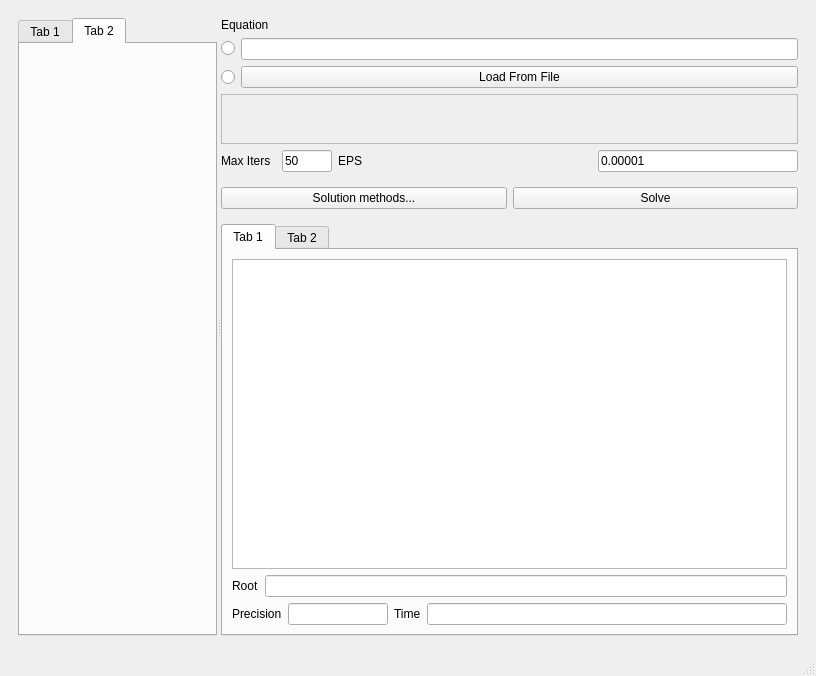
Old version of the form window2.ui in the repository Quarz0/Root-Finder.
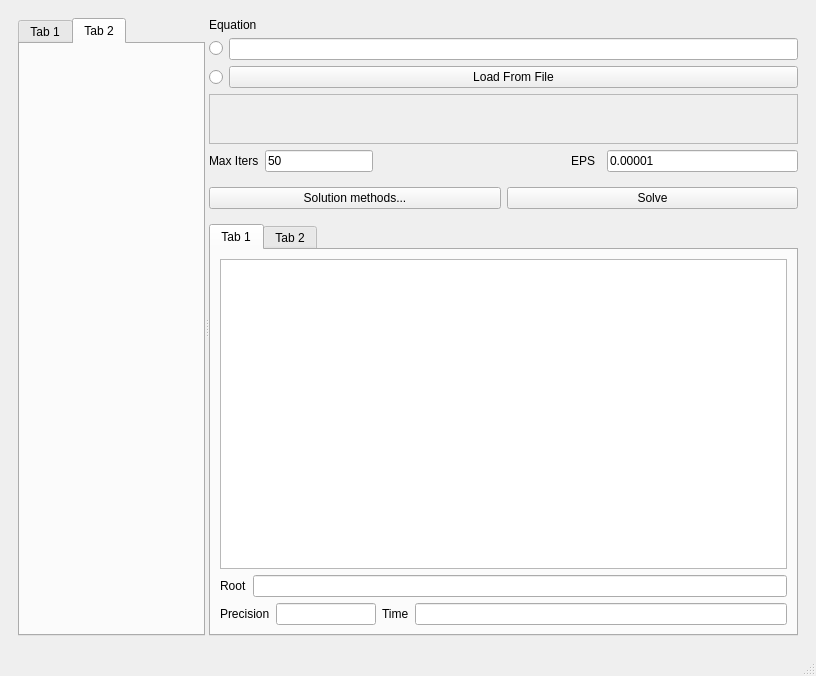
New version of the form.

Commit message: Fixed EPS label position in UI

Patch:
```diff
--- a/window2.ui
+++ b/window2.ui
@@ -233,6 +233,12 @@
                                                         </item>
                                                         <item>
                                                             <widget class="QLineEdit" name="maxItersField">
+                <property name="sizePolicy">
+                 <sizepolicy hsizetype="Fixed" vsizetype="Fixed">
+                  <horstretch>0</horstretch>
+                  <verstretch>0</verstretch>
+                 </sizepolicy>
+                </property>
                                                                 <property name="minimumSize">
                                                                     <size>
                                                                         <width>40</width>
@@ -241,7 +247,7 @@
                                                                 </property>
                                                                 <property name="maximumSize">
                                                                     <size>
-                                                                        <width>50</width>
+                  <width>16777215</width>
                                                                         <height>16777215</height>
                                                                     </size>
                                                                 </property>
@@ -250,14 +256,36 @@
                                                                 </property>
                                                             </widget>
                                                         </item>
+              <item>
+               <spacer name="horizontalSpacer">
+                <property name="orientation">
+                 <enum>Qt::Horizontal</enum>
+                </property>
+                <property name="sizeHint" stdset="0">
+                 <size>
+                  <width>40</width>
+                  <height>20</height>
+                 </size>
+                </property>
+               </spacer>
+              </item>
                                                         <item>
                                                             <widget class="QLabel" name="epsLabel">
+                <property name="sizePolicy">
+                 <sizepolicy hsizetype="Fixed" vsizetype="Preferred">
+                  <horstretch>0</horstretch>
+                  <verstretch>0</verstretch>
+                 </sizepolicy>
+                </property>
                                                                 <property name="minimumSize">
                                                                     <size>
                                                                         <width>30</width>
                                                                         <height>0</height>
                                                                     </size>
                                                                 </property>
+                <property name="layoutDirection">
+                 <enum>Qt::RightToLeft</enum>
+                </property>
                                                                 <property name="text">
                                                                     <string>EPS</string>
                                                                 </property>
```
Left out of the diff: 6 changed lines with no effect on the pictures. Lines whose indentation alone changed are shown as unchanged.
